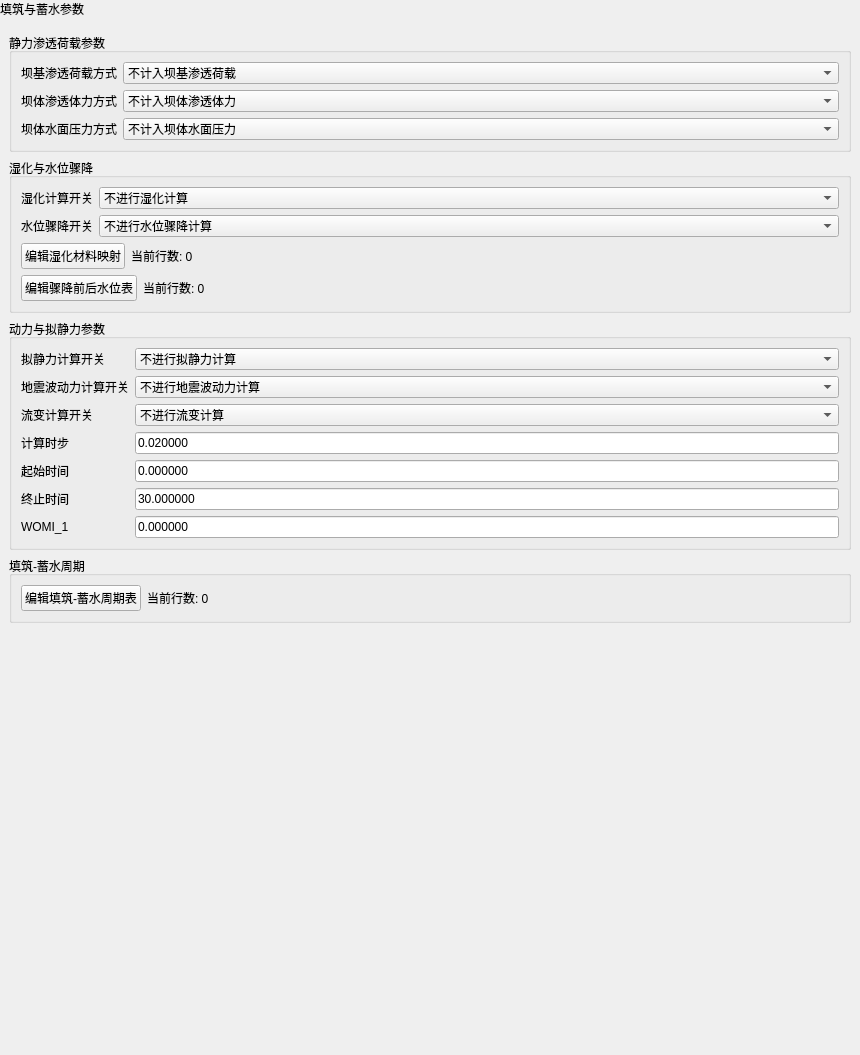
This is plugins/Base_Slover/FillStorageCyclePage.ui in asd977/base_cae as Qt 5 draws it before an edit. The edited form follows.
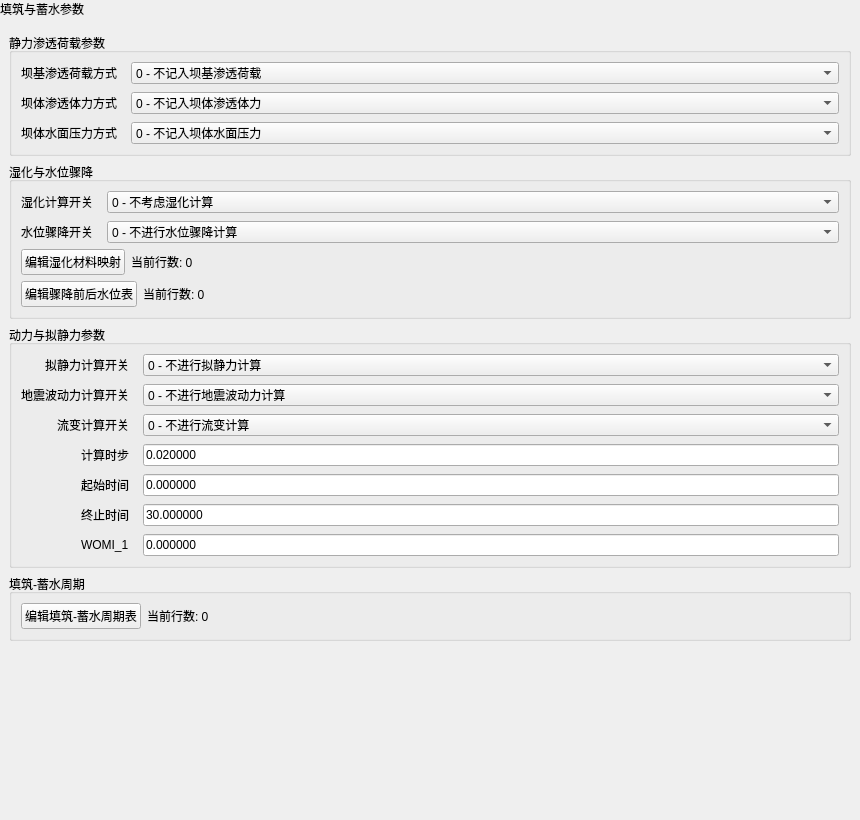
This is the edited form.

What changed in the file:
```diff
--- a/plugins/Base_Slover/FillStorageCyclePage.ui
+++ b/plugins/Base_Slover/FillStorageCyclePage.ui
@@ -7,7 +7,7 @@
     <x>0</x>
     <y>0</y>
     <width>860</width>
-    <height>1055</height>
+    <height>820</height>
    </rect>
   </property>
   <property name="windowTitle">
@@ -78,7 +78,7 @@
            <widget class="QComboBox" name="comboIFIIWL_SEEP">
             <item>
              <property name="text">
-              <string>不计入坝基渗透荷载</string>
+              <string>0 - 不记入坝基渗透荷载</string>
              </property>
             </item>
             <item>
@@ -113,7 +113,7 @@
            <widget class="QComboBox" name="comboIFIIWL_BODY">
             <item>
              <property name="text">
-              <string>不计入坝体渗透体力</string>
+              <string>0 - 不记入坝体渗透体力</string>
              </property>
             </item>
             <item>
@@ -148,7 +148,7 @@
            <widget class="QComboBox" name="comboIFIIWL_FACE">
             <item>
              <property name="text">
-              <string>不计入坝体水面压力</string>
+              <string>0 - 不记入坝体水面压力</string>
              </property>
             </item>
             <item>
@@ -176,6 +176,21 @@
           <property name="bottomMargin">
            <number>9</number>
           </property>
+          <property name="horizontalSpacing">
+           <number>14</number>
+          </property>
+          <property name="verticalSpacing">
+           <number>8</number>
+          </property>
+          <property name="fieldGrowthPolicy">
+           <enum>QFormLayout::AllNonFixedFieldsGrow</enum>
+          </property>
+          <property name="rowWrapPolicy">
+           <enum>QFormLayout::WrapLongRows</enum>
+          </property>
+          <property name="labelAlignment">
+           <set>Qt::AlignRight|Qt::AlignVCenter</set>
+          </property>
          </layout>
         </widget>
        </item>
@@ -201,7 +216,7 @@
              <widget class="QComboBox" name="comboIFWET">
               <item>
                <property name="text">
-                <string>不进行湿化计算</string>
+                <string>0 - 不考虑湿化计算</string>
                </property>
               </item>
               <item>
@@ -231,7 +246,7 @@
              <widget class="QComboBox" name="comboIFDROP">
               <item>
                <property name="text">
-                <string>不进行水位骤降计算</string>
+                <string>0 - 不进行水位骤降计算</string>
                </property>
               </item>
               <item>
@@ -259,6 +274,21 @@
             <property name="bottomMargin">
              <number>0</number>
             </property>
+            <property name="horizontalSpacing">
+             <number>14</number>
+            </property>
+            <property name="verticalSpacing">
+             <number>8</number>
+            </property>
+            <property name="fieldGrowthPolicy">
+             <enum>QFormLayout::AllNonFixedFieldsGrow</enum>
+            </property>
+            <property name="rowWrapPolicy">
+             <enum>QFormLayout::WrapLongRows</enum>
+            </property>
+            <property name="labelAlignment">
+             <set>Qt::AlignRight|Qt::AlignVCenter</set>
+            </property>
            </layout>
           </item>
           <item>
@@ -388,7 +418,7 @@
            <widget class="QComboBox" name="comboIFMODE">
             <item>
              <property name="text">
-              <string>不进行拟静力计算</string>
+              <string>0 - 不进行拟静力计算</string>
              </property>
             </item>
             <item>
@@ -418,7 +448,7 @@
            <widget class="QComboBox" name="comboIFWAVE">
             <item>
              <property name="text">
-              <string>不进行地震波动力计算</string>
+              <string>0 - 不进行地震波动力计算</string>
              </property>
             </item>
             <item>
@@ -448,7 +478,7 @@
            <widget class="QComboBox" name="comboIFSETT">
             <item>
              <property name="text">
-              <string>不进行流变计算</string>
+              <string>0 - 不进行流变计算</string>
              </property>
             </item>
             <item>
@@ -568,6 +598,21 @@
           <property name="bottomMargin">
            <number>9</number>
           </property>
+          <property name="horizontalSpacing">
+           <number>14</number>
+          </property>
+          <property name="verticalSpacing">
+           <number>8</number>
+          </property>
+          <property name="fieldGrowthPolicy">
+           <enum>QFormLayout::AllNonFixedFieldsGrow</enum>
+          </property>
+          <property name="rowWrapPolicy">
+           <enum>QFormLayout::WrapLongRows</enum>
+          </property>
+          <property name="labelAlignment">
+           <set>Qt::AlignRight|Qt::AlignVCenter</set>
+          </property>
          </layout>
         </widget>
        </item>
```
Left out of the diff: 23 changed lines with no effect on the pictures.
